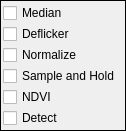
Qt form jansenlib/video/QVideoFilter/QVideoFilterWidget.ui (davidgrier/pyfab) before a commit.
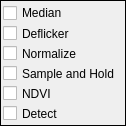
The same form after that commit.

Commit message: set minimum widget sizes

Patch:
```diff
--- a/jansenlib/video/QVideoFilter/QVideoFilterWidget.ui
+++ b/jansenlib/video/QVideoFilter/QVideoFilterWidget.ui
@@ -7,9 +7,15 @@
     <x>0</x>
     <y>0</y>
     <width>126</width>
-    <height>102</height>
+    <height>126</height>
    </rect>
   </property>
+  <property name="minimumSize">
+   <size>
+    <width>102</width>
+    <height>126</height>
+   </size>
+  </property>
   <property name="windowTitle">
    <string>Frame</string>
   </property>
```
The commit also changes 4 other files.
